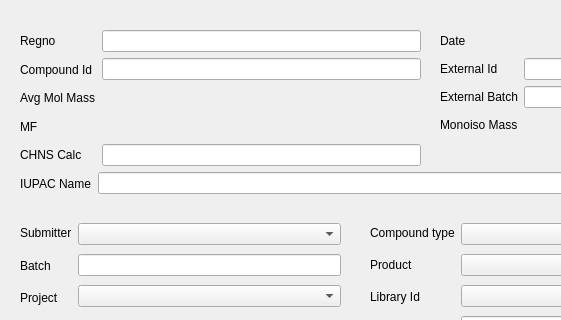
dahlbma/scarab_tornado, file chemReg/searchchem.ui: the form before one commit; both pictures show x 0 to 561 and y 0 to 320 of the 1200 by 800 pixel window.
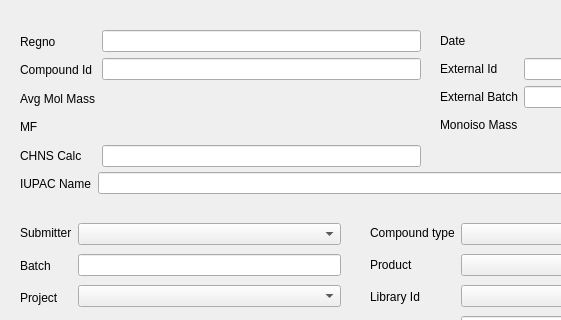
The form after the commit.

```diff
--- a/chemReg/searchchem.ui
+++ b/chemReg/searchchem.ui
@@ -142,7 +142,7 @@
       <x>20</x>
       <y>30</y>
       <width>401</width>
-      <height>136</height>
+      <height>137</height>
      </rect>
     </property>
     <layout class="QHBoxLayout" name="horizontalLayout_6">
@@ -211,7 +211,11 @@
         </widget>
        </item>
        <item>
-        <widget class="QLineEdit" name="chns_eb"/>
+        <widget class="QLineEdit" name="chns_eb">
+         <property name="styleSheet">
+          <string notr="true">background-color:&quot;transparent&quot;</string>
+         </property>
+        </widget>
        </item>
       </layout>
      </item>
```
Left out of the diff: 98 changed lines with no effect on the pictures.
